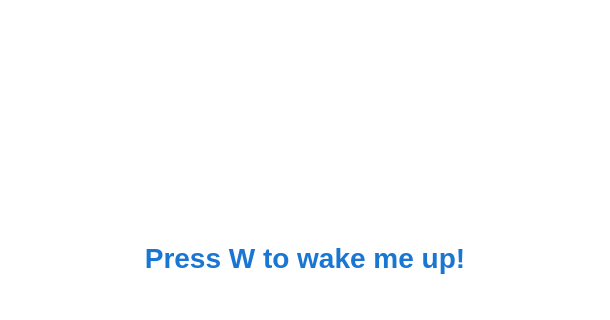
The window that ui/idleUI.ui (zenBandara/akshi-robot-main) describes before a commit, drawn with Qt 5; both pictures show x 145 to 755 and y 280 to 600 of the 900 by 600 pixel window.
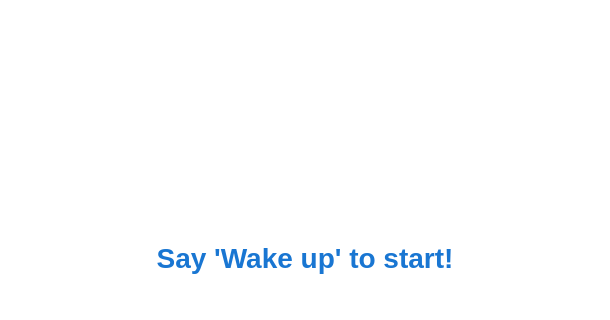
The same window after the commit.

```diff
--- a/ui/idleUI.ui
+++ b/ui/idleUI.ui
@@ -32,7 +32,7 @@
      </item>
      <item>
       <widget class="QLabel" name="hint_label">
-       <property name="text"><string>Press W to wake me up!</string></property>
+       <property name="text"><string>Say 'Wake up' to start!</string></property>
        <property name="alignment"><set>Qt::AlignCenter</set></property>
        <property name="styleSheet"><string>font-size: 28px; font-weight: bold; color: #1976D2; margin-top: 20px;</string></property>
       </widget>
```
